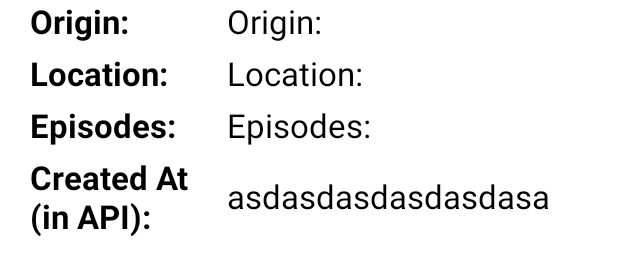
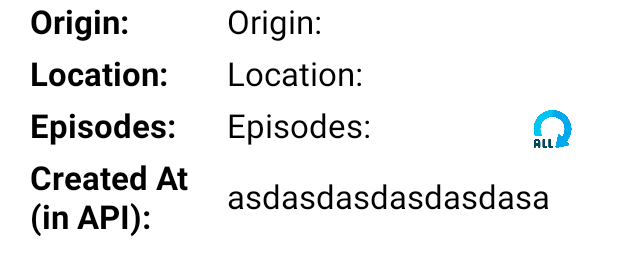
Before and after one commit to fcatadev/RickAndMortyApp, an Android app: the layout fragment_character_detail.xml on its own in the app's theme, with its tools: preview values and no code run, on a phone screen of 412 x 824 dp. Shown: the part 703-979 px from the top of the screen. Run offline under Robolectric (Android 15) with nearby library versions, the phone set to English and light mode, and no system bars; network calls fail.

Commit message:
- Some design adjustments have been made, the last "show all episodes" button will be worked on.

```diff
--- a/app/src/main/res/layout/fragment_character_detail.xml
+++ b/app/src/main/res/layout/fragment_character_detail.xml
@@ -105,21 +105,22 @@
             <TextView
                 android:id="@+id/tvCreatedAtGone"
                 android:layout_width="wrap_content"
-                android:visibility="invisible"
                 android:layout_height="wrap_content"
                 android:text="@string/created_at_n_in_api"
                 android:textColor="@color/black"
                 android:textSize="22sp"
-                android:textStyle="bold" />
+                android:textStyle="bold"
+                android:visibility="invisible" />
 
         </LinearLayout>
 
         <LinearLayout
             android:id="@+id/llDetailContents"
-            android:layout_width="wrap_content"
+            android:layout_width="0dp"
             android:layout_height="wrap_content"
             android:layout_marginStart="20dp"
             android:orientation="vertical"
+            app:layout_constraintEnd_toEndOf="parent"
             app:layout_constraintStart_toEndOf="@+id/llDetailHeaders"
             app:layout_constraintTop_toTopOf="parent">
 
@@ -168,14 +169,32 @@
                 android:textColor="@color/black"
                 android:textSize="22sp" />
 
+            <LinearLayout
+                android:layout_width="match_parent"
+                android:layout_height="match_parent"
+                android:orientation="horizontal"
+                android:layout_weight="10">
+
                 <TextView
                     android:id="@+id/tvEpisodesContent"
-                android:layout_width="wrap_content"
+                    android:layout_width="0dp"
                     android:layout_height="wrap_content"
+                    android:layout_weight="9"
                     android:layout_marginBottom="5dp"
                     android:text="@string/episodes"
                     android:textColor="@color/black"
                     android:textSize="22sp" />
+
+                <ImageView
+                    android:id="@+id/ivAllButton"
+                    android:layout_width="25dp"
+                    android:layout_height="25dp"
+                    android:layout_weight="1"
+                    android:layout_gravity="center_vertical"
+                    android:src="@drawable/all" />
+
+            </LinearLayout>
+
 
         </LinearLayout>
 
@@ -201,8 +220,8 @@
                 android:id="@+id/tvCreatedAtContent"
                 android:layout_width="wrap_content"
                 android:layout_height="wrap_content"
+                android:layout_gravity="center_vertical"
                 android:layout_marginStart="20dp"
-                android:layout_gravity="center_vertical"
                 android:text="asdasdasdasdasdasa"
                 android:textColor="@color/black"
                 android:textSize="22sp" />
```
Also changed, not shown: app/src/main/java/com/fcadev/rickandmortyapp/ui/view/characterDetail/CharacterDetailFragment.kt (+17 -1 lines), app/src/main/java/com/fcadev/rickandmortyapp/ui/view/characterList/CharacterListAdapter.kt (+29 -4 lines), app/src/main/res/layout/character_item_row.xml (+0 -9 lines), app/src/main/res/drawable/all.png (added). Lines whose indentation alone changed are shown as unchanged.
